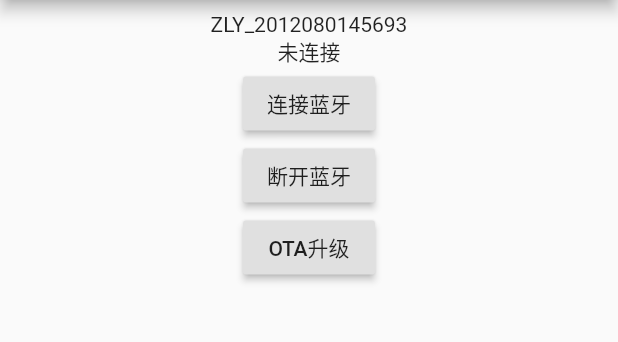
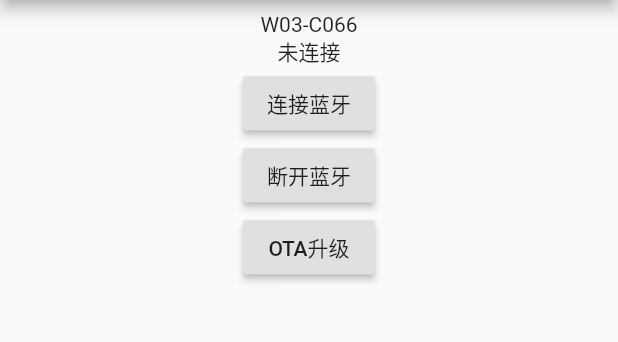
Before and after one commit to cbl16888/flutter_nordic_dfu, a Flutter app: the screen it shows after launch, after a tap on "连接蓝牙", on a phone screen of 412 x 824 dp, the part 84-426 px from its top. Run offline on Flutter 3.47's test engine with Material 2 defaults, Android fonts, the phone set to English and light mode, and no system bars; missing offline and left inert: bluetooth_helper.

Commit message:
example示例修改

```diff
--- a/example/lib/main.dart
+++ b/example/lib/main.dart
@@ -20,12 +20,12 @@ class _MyAppState extends State<MyApp> {
   String _commandReadWriteCharacter;
   bool _isConnected = false;
   bool _isOta = false;
-  var deviceName = "ZLY_2012080145693";
-  static const String serviceId = "00001523-39cb-4c61-a082-38bfd3717074";
+  var deviceName = "W03-C066";
+  static const String serviceId = "fff0";
   static const String commandReadNotifyCharactersId =
-      "00001526-39cb-4c61-a082-38bfd3717074";
+      "c2c9ff04-dbe1-41b5-b9fb-0a80281f70b2";
   static const String commandReadWriteCharactersId =
-      "00001525-39cb-4c61-a082-38bfd3717074";
+      "c2c9ff01-dbe1-41b5-b9fb-0a80281f70b2";
 
   @override
   void initState() {
@@ -44,7 +44,7 @@ class _MyAppState extends State<MyApp> {
     await _device?.disconnect();
     DebugLog.logDebug("开始搜索设备...");
     await BluetoothHelper.me
-        .scan(deviceName: deviceName, timeout: 10, serviceId: serviceId)
+        .scan(deviceName: null, timeout: 10, serviceId: null)
         .then((_scanResult) {
       for (var _item in _scanResult) {
         if (deviceName == _item.deviceName) {
@@ -84,7 +84,7 @@ class _MyAppState extends State<MyApp> {
           currentPart,
           partsTotal,
         ) {
-          DebugLog.logDebug('deviceAddress: $deviceAddress, percent: $percent');
+          DebugLog.logDebug('蓝牙Dfu: $deviceAddress, 进度: $percent');
         }),
       );
       _isOta = false;
```
Also changed, not shown: 1 other file.
